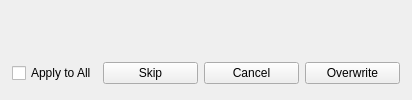
Before: the Qt Designer form src/plugins/filemanagerplugin/filecopyreplacedialog.ui in ABBAPOH/andromeda, drawn with Qt 5.
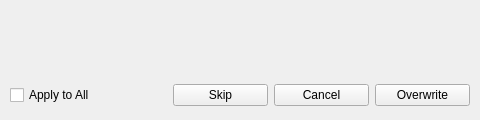
After: the same form once the commit is applied.

Commit message: Copy dialogs improvememets and refactoring

The edit to the form file:
```diff
--- a/src/plugins/filemanagerplugin/filecopyreplacedialog.ui
+++ b/src/plugins/filemanagerplugin/filecopyreplacedialog.ui
@@ -6,8 +6,8 @@
    <rect>
     <x>0</x>
     <y>0</y>
-    <width>400</width>
-    <height>100</height>
+    <width>480</width>
+    <height>120</height>
    </rect>
   </property>
   <property name="windowTitle">
@@ -15,7 +15,7 @@
   </property>
   <layout class="QVBoxLayout" name="verticalLayout">
    <property name="margin">
-    <number>12</number>
+    <number>10</number>
    </property>
    <item>
     <layout class="QHBoxLayout" name="horizontalLayout_2">
```
The commit also changes 7 other files.
